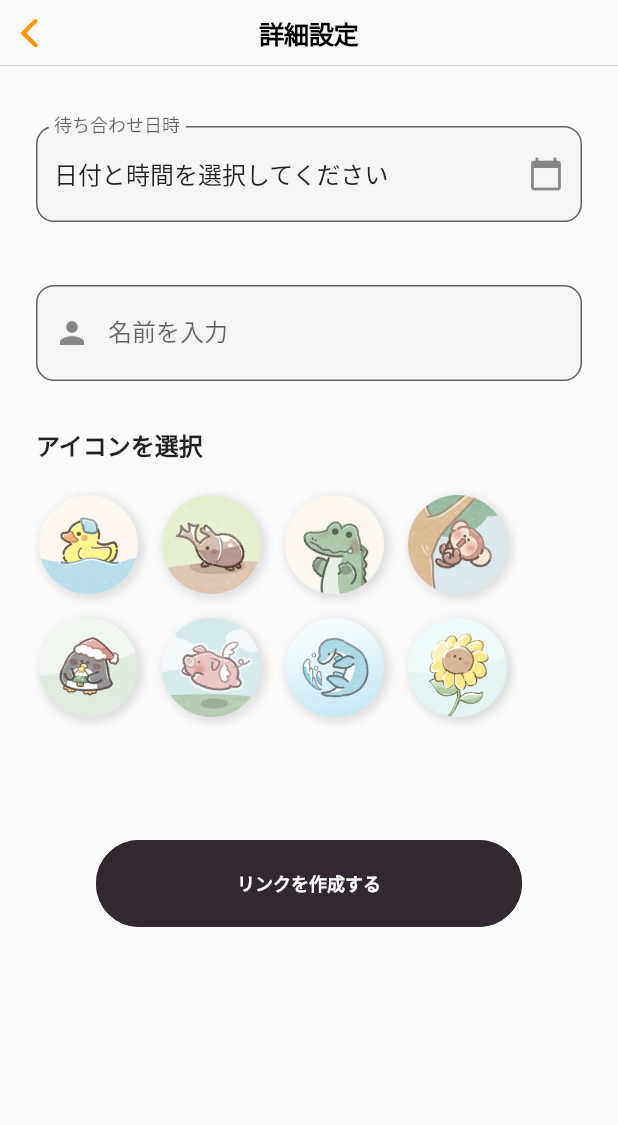
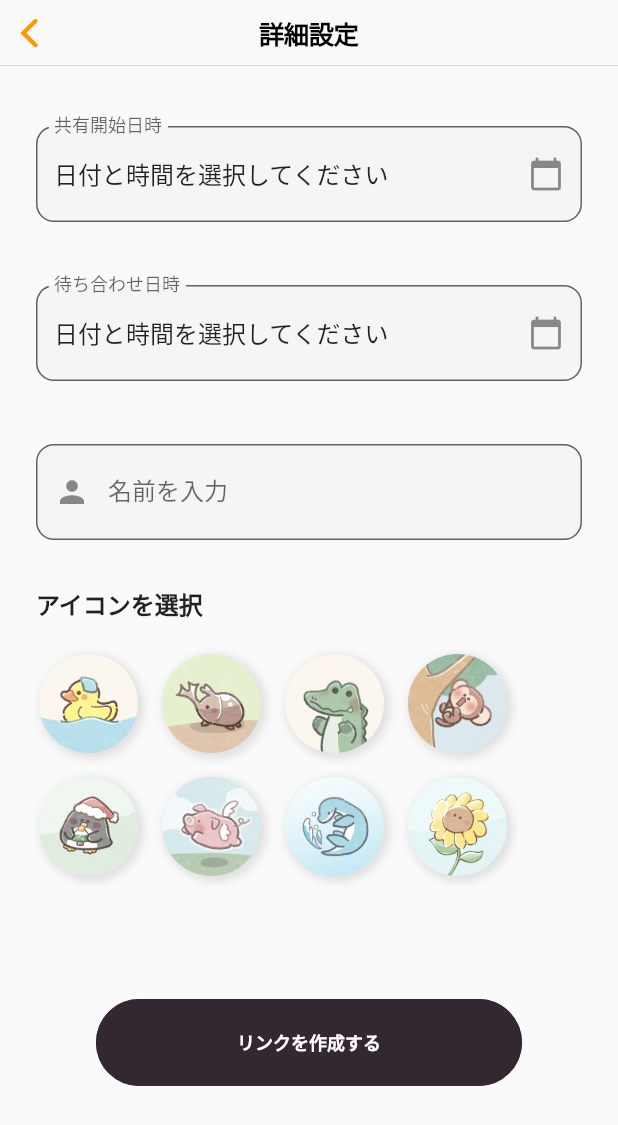
Before and after one commit to Al-Mikan/mesh-frontend, a Flutter app: the SetDetailsPage screen opened directly with empty values, after a tap on "待ち合わせ日時", on a phone screen of 412 x 824 dp. Shown: the top 1125 px of the screen. Run offline on Flutter 3.47's test engine with Material 3 defaults, Android fonts, the phone set to English and light mode, and no system bars; our stand-ins replace app_links, confetti, dio, fixnum, flutter_datetime_picker_plus, flutter_local_notifications and 6 more; missing offline and left inert: background_locator_2, google_maps_webservice, grpc, haptic_feedback, protobuf, pull_down_button and 1 more; accounts and stored records are empty.

Commit message:
共有開始日時の追加

```diff
--- a/lib/grpc/grpc_service.dart
+++ b/lib/grpc/grpc_service.dart
@@ -30,6 +30,7 @@ class GrpcService {
     ClientChannel channel,
     double destLat,
     double destLon,
+    String sharingLocationStartTime,
     String meetingTime,
     String address,
     String accessToken,
@@ -39,6 +40,7 @@ class GrpcService {
       CreateShareGroupRequest(
         destLat: destLat,
         destLon: destLon,
+        sharingLocationStartTime:sharingLocationStartTime,
         meetingTime: meetingTime,
         address: address,
       ),
--- a/lib/set_details_page.dart
+++ b/lib/set_details_page.dart
@@ -1,14 +1,14 @@
 import 'package:flutter/cupertino.dart';
 import 'package:flutter/material.dart';
+import 'package:flutter_datetime_picker_plus/flutter_datetime_picker_plus.dart'
+    as picker;
 import 'package:hooks_riverpod/hooks_riverpod.dart';
+import 'package:intl/intl.dart'; // 日付のフォーマットに使用
+import 'package:mesh_frontend/components/button.dart';
 import 'package:mesh_frontend/grpc/grpc_channel_provider.dart';
 import 'package:mesh_frontend/grpc/grpc_service.dart';
 import 'package:mesh_frontend/set_name_page.dart';
 import 'package:mesh_frontend/share_link_page.dart';
-import 'package:mesh_frontend/components/button.dart';
-import 'package:flutter_datetime_picker_plus/flutter_datetime_picker_plus.dart'
-    as picker;
-import 'package:intl/intl.dart'; // 日付のフォーマットに使用
 import 'package:shared_preferences/shared_preferences.dart';
 
 class SetDetailsPage extends ConsumerStatefulWidget {
@@ -28,6 +28,7 @@ class SetDetailsPage extends ConsumerStatefulWidget {
 }
 
 class _SetDetailsAndNamePageState extends ConsumerState<SetDetailsPage> {
+  DateTime? _sharingLocationStartTime;
   DateTime? _selectedDateTime;
   final _nameController = TextEditingController();
   final _formKey = GlobalKey<FormState>();
@@ -50,7 +51,7 @@ class _SetDetailsAndNamePageState extends ConsumerState<SetDetailsPage> {
   }
 
   /// 📌 日時ピッカー
-  void _pickDateTime() {
+  void _pickDateTime(void Function(DateTime) setDate) {
     picker.DatePicker.showDateTimePicker(
       context,
       showTitleActions: true, // 上部に「完了」「キャンセル」などのボタンを表示
@@ -59,9 +60,7 @@ class _SetDetailsAndNamePageState extends ConsumerState<SetDetailsPage> {
       locale: picker.LocaleType.jp, // 日本語ロケール
       onChanged: (date) {},
       onConfirm: (date) {
-        setState(() {
-          _selectedDateTime = date;
-        });
+        setDate(date);
       },
       currentTime: DateTime.now(),
     );
@@ -103,6 +102,7 @@ class _SetDetailsAndNamePageState extends ConsumerState<SetDetailsPage> {
       channel,
       widget.destLat,
       widget.destLon,
+      _sharingLocationStartTime!.toIso8601String(), // JSTのみ考慮する
       _selectedDateTime!.toIso8601String(), // JSTのみ考慮する
       widget.address ?? "",
       anonymousSignUpRes.accessToken,
@@ -136,6 +136,10 @@ class _SetDetailsAndNamePageState extends ConsumerState<SetDetailsPage> {
 
   @override
   Widget build(BuildContext context) {
+    final displaySharingStartDateTime =
+        _sharingLocationStartTime == null
+            ? '日付と時間を選択してください'
+            : DateFormat('MM月dd日 HH:mm').format(_sharingLocationStartTime!);
     final displayDateTime =
         _selectedDateTime == null
             ? '日付と時間を選択してください'
@@ -157,9 +161,56 @@ class _SetDetailsAndNamePageState extends ConsumerState<SetDetailsPage> {
                 child: Column(
                   crossAxisAlignment: CrossAxisAlignment.stretch,
                   children: <Widget>[
-                    // 🔹 日時選択フィールド
+                    // 🔹 共有開始日時選択フィールド
                     GestureDetector(
-                      onTap: _pickDateTime,
+                      onTap: () {
+                        _pickDateTime((date) {
+                          setState(() {
+                            // 待ち合わせ日時と矛盾しないように設定
+                            if (_selectedDateTime != null &&
+                                date.isAfter(_selectedDateTime!)) {
+                              _sharingLocationStartTime = _selectedDateTime;
+                            } else {
+                              _sharingLocationStartTime = date;
+                            }
+                          });
+                        });
+                      },
+                      child: AbsorbPointer(
+                        child: TextFormField(
+                          decoration: InputDecoration(
+                            labelText: '共有開始日時',
+                            hintText: '日付と時間を選択',
+                            suffixIcon: const Icon(Icons.calendar_today),
+                            filled: true,
+                            fillColor: Colors.grey[100],
+                            border: OutlineInputBorder(
+                              borderRadius: BorderRadius.circular(12),
+                            ),
+                          ),
+                          controller: TextEditingController(
+                            text: displaySharingStartDateTime,
+                          ),
+                        ),
+                      ),
+                    ),
+                    const SizedBox(height: 42),
+
+                    // 🔹 待ち合わせ日時選択フィールド
+                    GestureDetector(
+                      onTap: () {
+                        _pickDateTime((date) {
+                          setState(() {
+                            // 共有開始日時と矛盾しないように設定
+                            if (_sharingLocationStartTime != null &&
+                                _sharingLocationStartTime!.isAfter(date)) {
+                              _selectedDateTime = _sharingLocationStartTime;
+                            } else {
+                              _selectedDateTime = date;
+                            }
+                          });
+                        });
+                      },
                       child: AbsorbPointer(
                         child: TextFormField(
                           decoration: InputDecoration(
```
